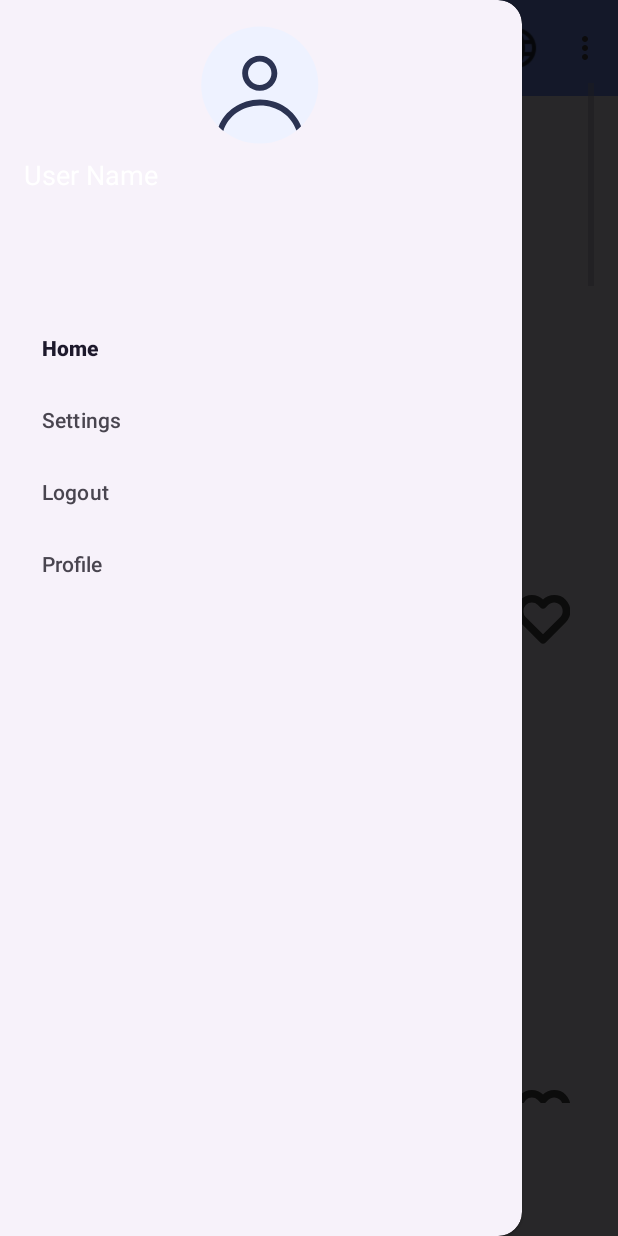
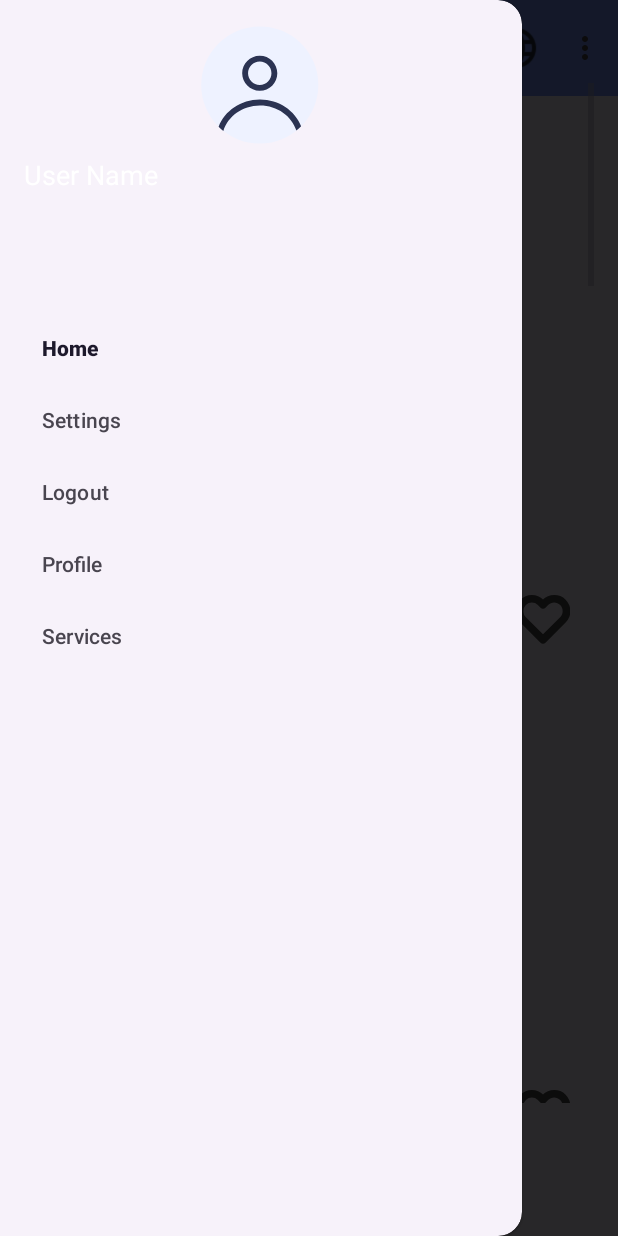
Before and after one commit to kzi-nastava/ma-project-event-planner-siit-2024-team-2, an Android app: the HomeActivity screen opened directly, with no data from a screen before it, with the side drawer open, on a phone screen of 412 x 824 dp. Run offline under Robolectric (Android 15) with nearby library versions, the phone set to English and light mode, and no system bars; our stand-ins replace navigation-ui.

Commit message:
Add new option Services in navbar

```diff
--- a/app/src/main/res/layout/fragment_services_page.xml
+++ b/app/src/main/res/layout/fragment_services_page.xml
@@ -18,12 +18,13 @@
             android:orientation="horizontal"
             android:layout_marginLeft="10dp"
             android:layout_marginRight="10dp"
-            android:layout_marginTop="10dp">
+            android:layout_marginTop="80dp">
 
             <androidx.appcompat.widget.SearchView
                 android:id="@+id/search_text"
                 android:layout_width="match_parent"
                 android:layout_height="match_parent"
+
                 />
         </LinearLayout>
         <LinearLayout
--- a/app/src/main/res/menu/nav_menu.xml
+++ b/app/src/main/res/menu/nav_menu.xml
@@ -14,4 +14,8 @@
     <item
         android:id="@+id/nav_profile"
         android:title="@string/profile" />
+
+    <item
+        android:id="@+id/nav_services"
+        android:title="Services" />
 </menu>
```
Also changed, not shown: app/src/main/res/navigation/base_navigation.xml (+9 -0 lines).
